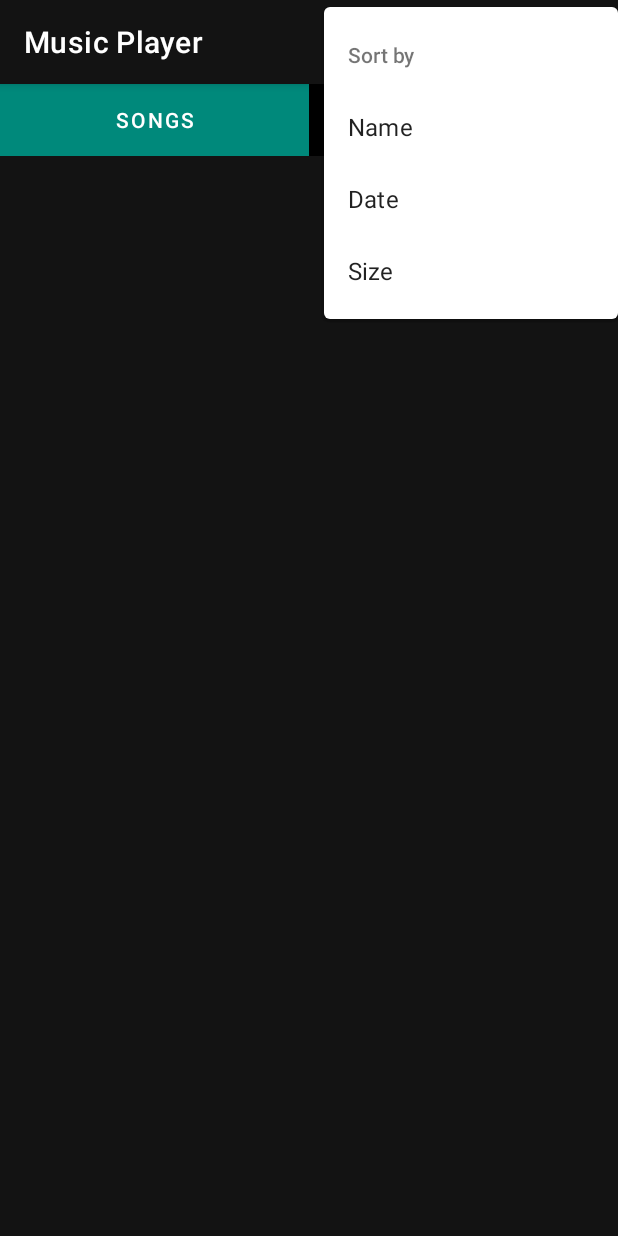
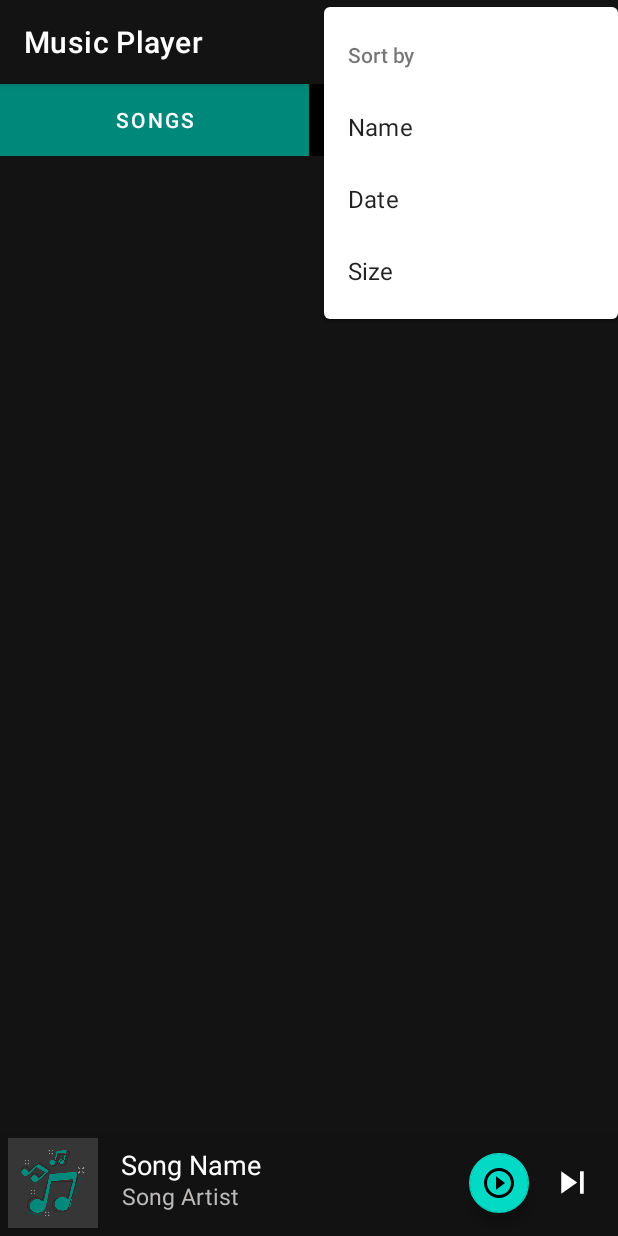
Before and after one commit to shozabs/MusicPlayerApp, an Android app: the screen it shows after launch (MainActivity), in the options menu, after a tap on "Sort by", on a phone screen of 412 x 824 dp. Run offline under Robolectric (Android 15) with nearby library versions, the phone set to English and light mode, and no system bars.

Commit message:
Adding MiniPlayer (IN PROGRESS)

```diff
--- a/app/src/main/java/com/example/music_player/MainActivity.java
+++ b/app/src/main/java/com/example/music_player/MainActivity.java
@@ -13,6 +13,7 @@ import android.provider.MediaStore;
 import android.util.Log;
 import android.view.Menu;
 import android.view.MenuItem;
+import android.widget.FrameLayout;
 import android.widget.Toast;
 
 import androidx.annotation.NonNull;
@@ -37,6 +38,16 @@ public class MainActivity extends AppCompatActivity implements SearchView.OnQuer
     static boolean shuffleBoolean = false, repeatBoolean = false;
     static ArrayList<MusicFiles> albums = new ArrayList<>();
     private String MY_SORT_PREF = "SortOrder";
+    public static final String MUSIC_LAST_PLAYED = "LAST_PLAYED";
+    public static final String MUSIC_FILE = "STORED_MUSIC";
+    public static boolean SHOW_MINI_PLAYER = false;
+    public static String PATH_TO_FRAG = null;
+    public static String ARTIST_TO_FRAG = null;
+    public static String SONG_NAME_TO_FRAG = null;
+    public static final String ARTIST_NAME = "ARTIST NAME";
+    public static final String SONG_NAME = "SONG NAME";
+
+
     @RequiresApi(api = Build.VERSION_CODES.R)
     @Override
     protected void onCreate(Bundle savedInstanceState) {
@@ -224,4 +235,25 @@ public class MainActivity extends AppCompatActivity implements SearchView.OnQuer
         }
         return super.onOptionsItemSelected(item);
     }
+
+    @Override
+    protected void onResume() {
+        super.onResume();
+        SharedPreferences preferences = getSharedPreferences(MUSIC_LAST_PLAYED, MODE_PRIVATE);
+        String path = preferences.getString(MUSIC_FILE, null);
+        String artist = preferences.getString(ARTIST_NAME, null);
+        String song_name = preferences.getString(SONG_NAME, null);
+        if(path != null){
+            SHOW_MINI_PLAYER = true;
+            PATH_TO_FRAG = path;
+            ARTIST_TO_FRAG = artist;
+            SONG_NAME_TO_FRAG = song_name;
+        }
+        else {
+            SHOW_MINI_PLAYER = false;
+            PATH_TO_FRAG = null;
+            ARTIST_TO_FRAG = null;
+            SONG_NAME_TO_FRAG = null;
+        }
+    }
 }
--- a/app/src/main/java/com/example/music_player/MusicService.java
+++ b/app/src/main/java/com/example/music_player/MusicService.java
@@ -5,6 +5,7 @@ import android.app.NotificationManager;
 import android.app.PendingIntent;
 import android.app.Service;
 import android.content.Intent;
+import android.content.SharedPreferences;
 import android.graphics.Bitmap;
 import android.graphics.BitmapFactory;
 import android.media.MediaMetadataRetriever;
@@ -35,6 +36,10 @@ public class MusicService extends Service implements MediaPlayer.OnCompletionLis
     int position = -1;
     ActionPlaying actionPlaying;
     MediaSessionCompat mediaSessionCompat;
+    public static final String MUSIC_LAST_PLAYED = "LAST_PLAYED";
+    public static final String MUSIC_FILE = "STORED_MUSIC";
+    public static final String ARTIST_NAME = "ARTIST NAME";
+    public static final String SONG_NAME = "SONG NAME";
 
 
     @Override
@@ -130,6 +135,11 @@ public class MusicService extends Service implements MediaPlayer.OnCompletionLis
     void createMediaPlayer( int positionInner){
         position = positionInner;
         uri = Uri.parse(musicFiles.get(position).getPath());
+        SharedPreferences.Editor editor = getSharedPreferences(MUSIC_LAST_PLAYED, MODE_PRIVATE).edit();
+        editor.putString(MUSIC_FILE, uri.toString());
+        editor.putString(ARTIST_NAME, musicFiles.get(position).getArtist());
+        editor.putString(SONG_NAME, musicFiles.get(position).getTitle());
+        editor.apply();
         mediaPlayer = MediaPlayer.create(getBaseContext(), uri);
     }
     void pause(){
--- /dev/null
+++ b/app/src/main/java/com/example/music_player/NowPlayingFragmentBottom.java
@@ -0,0 +1,87 @@
+package com.example.music_player;
+
+import android.media.MediaMetadataRetriever;
+import android.os.Bundle;
+
+import androidx.fragment.app.Fragment;
+import androidx.recyclerview.widget.RecyclerView;
+
+import android.view.LayoutInflater;
+import android.view.View;
+import android.view.ViewGroup;
+import android.widget.ImageView;
+import android.widget.TextView;
+import android.widget.Toast;
+
+import com.bumptech.glide.Glide;
+import com.google.android.material.floatingactionbutton.FloatingActionButton;
+
+import static com.example.music_player.MainActivity.ARTIST_TO_FRAG;
+import static com.example.music_player.MainActivity.PATH_TO_FRAG;
+import static com.example.music_player.MainActivity.SHOW_MINI_PLAYER;
+import static com.example.music_player.MainActivity.SONG_NAME_TO_FRAG;
+
+public class NowPlayingFragmentBottom extends Fragment {
+
+
+    ImageView nextBtn,albumArt;
+    TextView artist, songName;
+    FloatingActionButton playPauseBtn;
+    View view;
+
+    public NowPlayingFragmentBottom() {
+    }
+
+    @Override
+    public View onCreateView(LayoutInflater inflater, ViewGroup container,
+                             Bundle savedInstanceState) {
+        view = inflater.inflate(R.layout.fragment_now_playing_bottom, container, false);
+        artist = view.findViewById(R.id.song_artist_miniPlayer);
+        songName = view.findViewById(R.id.song_name_miniPlayer);
+        albumArt = view.findViewById(R.id.bottom_album_art);
+        nextBtn = view.findViewById(R.id.skip_next_bottom);
+        playPauseBtn = view.findViewById(R.id.play_pause_miniPlayer);
+        nextBtn.setOnClickListener(new View.OnClickListener() {
+            @Override
+            public void onClick(View v) {
+                Toast.makeText(getContext(), "NEXT", Toast.LENGTH_SHORT).show();
+            }
+        });
+        playPauseBtn.setOnClickListener(new View.OnClickListener() {
+            @Override
+            public void onClick(View v) {
+                Toast.makeText(getContext(), "PLAY", Toast.LENGTH_SHORT).show();
+            }
+        });
+
+        return view;
+    }
+
+    @Override
+    public void onResume() {
+        super.onResume();
+        if (SHOW_MINI_PLAYER){
+            if(PATH_TO_FRAG != null){
+                byte[] art = getAlbumArt(PATH_TO_FRAG);
+                if (art != null){
+                    Glide.with(getContext()).load(art)
+                            .into(albumArt);
+                }
+                else {
+                    Glide.with(getContext()).load(R.drawable.music)
+                            .into(albumArt);
+                }
+                songName.setText(SONG_NAME_TO_FRAG);
+                artist.setText(ARTIST_TO_FRAG);
+            }
+        }
+    }
+
+    private byte[] getAlbumArt(String uri){
+        MediaMetadataRetriever retriever = new MediaMetadataRetriever();
+        retriever.setDataSource(uri);
+        byte[] art = retriever.getEmbeddedPicture();
+        retriever.release();
+        return art;
+    }
+}
--- a/app/src/main/res/layout/activity_main.xml
+++ b/app/src/main/res/layout/activity_main.xml
@@ -1,5 +1,5 @@
 <?xml version="1.0" encoding="utf-8"?>
-<LinearLayout xmlns:android="http://schemas.android.com/apk/res/android"
+<RelativeLayout xmlns:android="http://schemas.android.com/apk/res/android"
     xmlns:app="http://schemas.android.com/apk/res-auto"
     xmlns:tools="http://schemas.android.com/tools"
     android:layout_width="match_parent"
@@ -21,8 +21,20 @@
         />
     <androidx.viewpager.widget.ViewPager
         android:layout_width="match_parent"
-        android:layout_height="match_parent"
+        android:layout_height="wrap_content"
         android:id="@+id/viewpager"
+        android:layout_below="@id/tab_layout"
         />
+    <FrameLayout
+        android:layout_width="match_parent"
+        android:layout_height="wrap_content"
+        android:layout_alignParentBottom="true"
+        android:id="@+id/frag_bottom_player">
+        <fragment
+            android:layout_width="match_parent"
+            android:layout_height="wrap_content"
+            android:name="com.example.music_player.NowPlayingFragmentBottom"
+            tools:layout="@layout/fragment_now_playing_bottom"/>
+    </FrameLayout>
 
-</LinearLayout>
+</RelativeLayout>
--- /dev/null
+++ b/app/src/main/res/layout/fragment_now_playing_bottom.xml
@@ -0,0 +1,67 @@
+<?xml version="1.0" encoding="utf-8"?>
+<FrameLayout xmlns:android="http://schemas.android.com/apk/res/android"
+    xmlns:tools="http://schemas.android.com/tools"
+    android:layout_width="match_parent"
+    android:layout_height="wrap_content"
+    xmlns:app="http://schemas.android.com/apk/res-auto"
+    tools:context=".NowPlayingFragmentBottom">
+
+    <RelativeLayout
+        android:layout_width="match_parent"
+        android:layout_height="wrap_content"
+        android:id="@+id/card_bottom_player"
+        android:background="#121212"
+        android:padding="5dp">
+        <ImageView
+            android:layout_width="60dp"
+            android:layout_height="60dp"
+            android:src="@drawable/music"
+            android:id="@+id/bottom_album_art"
+            android:scaleType="centerCrop"/>
+        <ImageView
+            android:layout_width="30dp"
+            android:layout_height="30dp"
+            android:id="@+id/skip_next_bottom"
+            android:src="@drawable/ic_skip_next"
+            android:layout_alignParentEnd="true"
+            android:layout_centerVertical="true"
+            android:layout_marginEnd="10dp"/>
+        <com.google.android.material.floatingactionbutton.FloatingActionButton
+            android:layout_width="wrap_content"
+            android:layout_height="wrap_content"
+            android:src="@drawable/ic_play"
+            android:layout_toStartOf="@+id/skip_next_bottom"
+            android:layout_marginEnd="10dp"
+            app:fabSize="mini"
+            android:layout_centerVertical="true"
+            android:id="@+id/play_pause_miniPlayer"/>
+        <TextView
+            android:layout_width="wrap_content"
+            android:layout_height="wrap_content"
+            android:id="@+id/song_name_miniPlayer"
+            android:text="Song Name"
+            android:textColor="@color/white"
+            android:layout_marginTop="5dp"
+            android:layout_marginStart="15dp"
+            android:layout_toEndOf="@id/bottom_album_art"
+            android:textSize="18sp"
+            android:maxLines="1"
+            android:layout_toStartOf="@id/play_pause_miniPlayer"/>
+
+        <TextView
+            android:id="@+id/song_artist_miniPlayer"
+            android:layout_width="wrap_content"
+            android:layout_height="wrap_content"
+            android:layout_below="@id/play_pause_miniPlayer"
+            android:layout_marginStart="16dp"
+            android:layout_marginTop="-20dp"
+            android:layout_marginEnd="-1dp"
+            android:layout_toStartOf="@id/play_pause_miniPlayer"
+            android:layout_toEndOf="@id/bottom_album_art"
+            android:maxLines="1"
+            android:text="Song Artist"
+            android:textColor="#BDBABA"
+            android:textSize="15sp" />
+    </RelativeLayout>
+
+</FrameLayout>
```
